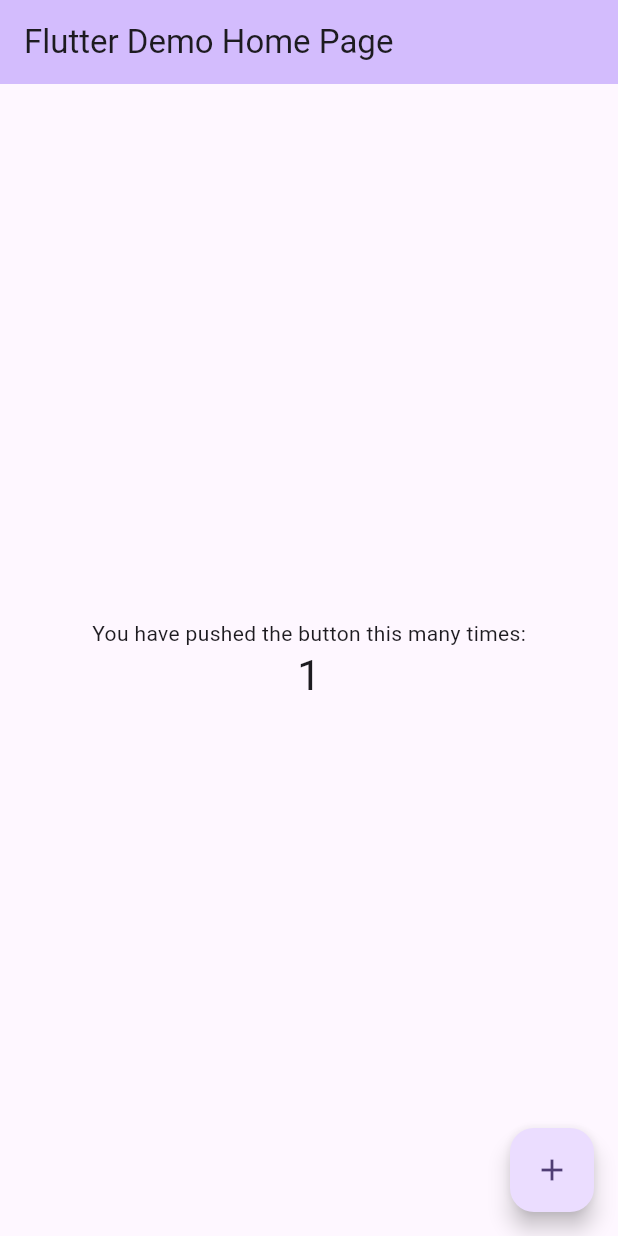
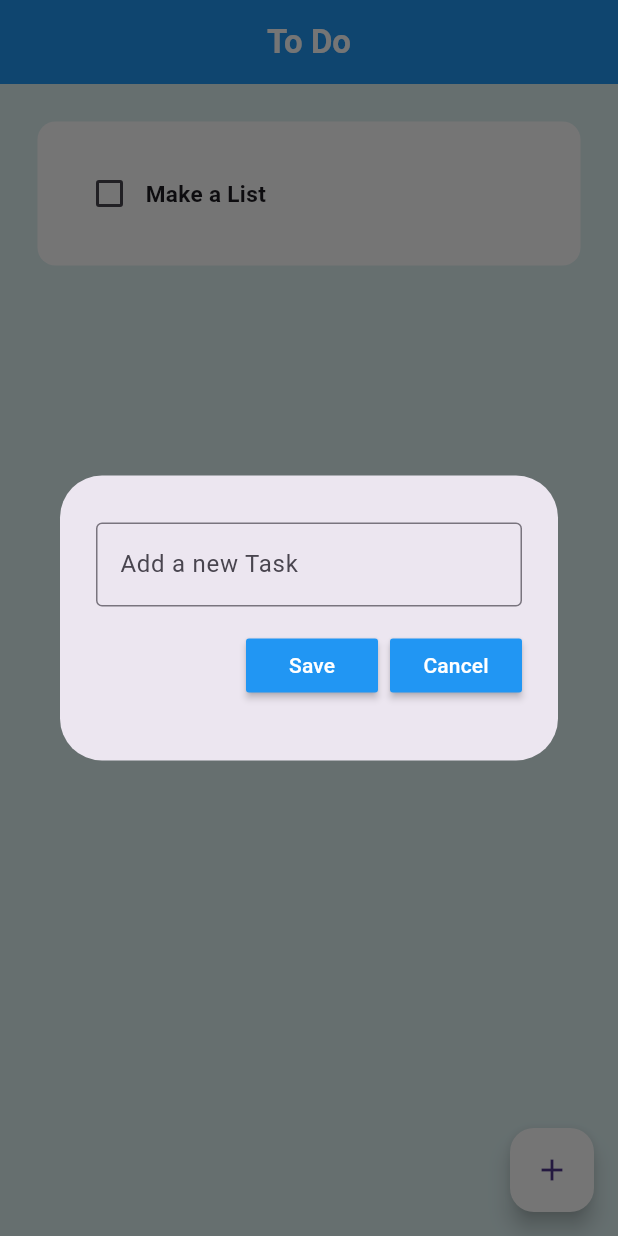
Before and after one commit to Rokio-o/ToDoApp, a Flutter app: the screen it shows after launch, after a tap on the "add" icon, on a phone screen of 412 x 824 dp. Run offline on Flutter 3.47's test engine with Material 3 defaults, Android fonts, the phone set to English and light mode, and no system bars; drawn by our look-alikes of flutter_slidable; our stand-ins replace hive_flutter; accounts and stored records are empty.

Commit message:
To-Do-List App v1

```diff
--- /dev/null
+++ b/lib/data/database.dart
@@ -0,0 +1,24 @@
+import 'package:hive_flutter/hive_flutter.dart';
+
+class ToDoDatabase {
+  List toDoList = [];
+  // reference our box
+  final _myBox = Hive.box('myBox');
+
+  // method that runs in the first time ever opening the to do app
+  void createInitialData() {
+    toDoList = [
+      ["Make a List", false],
+    ];
+  }
+
+  // load the data from the database
+  void loadData() {
+    toDoList = _myBox.get("TODOLIST");
+  }
+
+  // updatae the database
+  void updateDatabase() {
+    _myBox.put("TODOLIST", toDoList);
+  }
+}
--- a/lib/main.dart
+++ b/lib/main.dart
@@ -1,122 +1,22 @@
 import 'package:flutter/material.dart';
+import 'package:hive_flutter/hive_flutter.dart';
+import 'package:to_do_app/pages/home_page.dart';
 
-void main() {
+void main() async {
+  //  initialize the hive
+  await Hive.initFlutter();
+
+  // open a box
+  var box = await Hive.openBox('myBox');
+
   runApp(const MyApp());
 }
 
 class MyApp extends StatelessWidget {
   const MyApp({super.key});
 
-  // This widget is the root of your application.
   @override
   Widget build(BuildContext context) {
-    return MaterialApp(
-      title: 'Flutter Demo',
-      theme: ThemeData(
-        // This is the theme of your application.
-        //
-        // TRY THIS: Try running your application with "flutter run". You'll see
-        // the application has a purple toolbar. Then, without quitting the app,
-        // try changing the seedColor in the colorScheme below to Colors.green
-        // and then invoke "hot reload" (save your changes or press the "hot
-        // reload" button in a Flutter-supported IDE, or press "r" if you used
-        // the command line to start the app).
-        //
-        // Notice that the counter didn't reset back to zero; the application
-        // state is not lost during the reload. To reset the state, use hot
-        // restart instead.
-        //
-        // This works for code too, not just values: Most code changes can be
-        // tested with just a hot reload.
-        colorScheme: ColorScheme.fromSeed(seedColor: Colors.deepPurple),
-      ),
-      home: const MyHomePage(title: 'Flutter Demo Home Page'),
-    );
+    return MaterialApp(debugShowCheckedModeBanner: false, home: HomePage());
   }
 }
-
-class MyHomePage extends StatefulWidget {
-  const MyHomePage({super.key, required this.title});
-
-  // This widget is the home page of your application. It is stateful, meaning
-  // that it has a State object (defined below) that contains fields that affect
-  // how it looks.
-
-  // This class is the configuration for the state. It holds the values (in this
-  // case the title) provided by the parent (in this case the App widget) and
-  // used by the build method of the State. Fields in a Widget subclass are
-  // always marked "final".
-
-  final String title;
-
-  @override
-  State<MyHomePage> createState() => _MyHomePageState();
-}
-
-class _MyHomePageState extends State<MyHomePage> {
-  int _counter = 0;
-
-  void _incrementCounter() {
-    setState(() {
-      // This call to setState tells the Flutter framework that something has
-      // changed in this State, which causes it to rerun the build method below
-      // so that the display can reflect the updated values. If we changed
-      // _counter without calling setState(), then the build method would not be
-      // called again, and so nothing would appear to happen.
-      _counter++;
-    });
-  }
-
-  @override
-  Widget build(BuildContext context) {
-    // This method is rerun every time setState is called, for instance as done
-    // by the _incrementCounter method above.
-    //
-    // The Flutter framework has been optimized to make rerunning build methods
-    // fast, so that you can just rebuild anything that needs updating rather
-    // than having to individually change instances of widgets.
-    return Scaffold(
-      appBar: AppBar(
-        // TRY THIS: Try changing the color here to a specific color (to
-        // Colors.amber, perhaps?) and trigger a hot reload to see the AppBar
-        // change color while the other colors stay the same.
-        backgroundColor: Theme.of(context).colorScheme.inversePrimary,
-        // Here we take the value from the MyHomePage object that was created by
-        // the App.build method, and use it to set our appbar title.
-        title: Text(widget.title),
-      ),
-      body: Center(
-        // Center is a layout widget. It takes a single child and positions it
-        // in the middle of the parent.
-        child: Column(
-          // Column is also a layout widget. It takes a list of children and
-          // arranges them vertically. By default, it sizes itself to fit its
-          // children horizontally, and tries to be as tall as its parent.
-          //
-          // Column has various properties to control how it sizes itself and
-          // how it positions its children. Here we use mainAxisAlignment to
-          // center the children vertically; the main axis here is the vertical
-          // axis because Columns are vertical (the cross axis would be
-          // horizontal).
-          //
-          // TRY THIS: Invoke "debug painting" (choose the "Toggle Debug Paint"
-          // action in the IDE, or press "p" in the console), to see the
-          // wireframe for each widget.
-          mainAxisAlignment: MainAxisAlignment.center,
-          children: <Widget>[
-            const Text('You have pushed the button this many times:'),
-            Text(
-              '$_counter',
-              style: Theme.of(context).textTheme.headlineMedium,
-            ),
-          ],
-        ),
-      ),
-      floatingActionButton: FloatingActionButton(
-        onPressed: _incrementCounter,
-        tooltip: 'Increment',
-        child: const Icon(Icons.add),
-      ), // This trailing comma makes auto-formatting nicer for build methods.
-    );
-  }
-}
--- /dev/null
+++ b/lib/pages/home_page.dart
@@ -0,0 +1,109 @@
+import 'package:flutter/material.dart';
+import 'package:hive_flutter/hive_flutter.dart';
+import 'package:to_do_app/data/database.dart';
+import 'package:to_do_app/utils/dialog_box.dart';
+import 'package:to_do_app/utils/todo_tile.dart';
+
+class HomePage extends StatefulWidget {
+  const HomePage({super.key});
+
+  @override
+  State<HomePage> createState() => _HomePageState();
+}
+
+class _HomePageState extends State<HomePage> {
+  // reference the hive box
+  final _myBox = Hive.box('myBox');
+  ToDoDatabase db = ToDoDatabase();
+
+  @override
+  void initState() {
+    // first time opening the app, the create default data
+    if (_myBox.get("TODOLIST") == null) {
+      db.createInitialData();
+    } else {
+      db.loadData();
+    }
+    super.initState();
+  }
+
+  // methods
+  // check box tapped
+  void checkBoxChanged(bool? value, int index) {
+    setState(() {
+      db.toDoList[index][1] = !db.toDoList[index][1];
+    });
+    db.updateDatabase();
+  }
+
+  // save new task
+  void saveNewTask() {
+    setState(() {
+      db.toDoList.add([_controller.text, false]);
+      _controller.clear();
+    });
+    Navigator.of(context).pop();
+    db.updateDatabase();
+  }
+
+  // creating new task
+  void createNewTask() {
+    showDialog(
+      context: context,
+      builder: (context) {
+        return DialogBox(
+          controller: _controller,
+          onSave: saveNewTask,
+          onCancel: () => Navigator.of(context).pop(),
+        );
+      },
+    );
+  }
+
+  // delete task
+  void deleteTask(int index) {
+    setState(() {
+      db.toDoList.removeAt(index);
+    });
+    db.updateDatabase();
+  }
+
+  // text controller for dialog box
+  final _controller = TextEditingController();
+
+  @override
+  Widget build(BuildContext context) {
+    return Scaffold(
+      backgroundColor: const Color.fromARGB(255, 222, 242, 243),
+
+      // app bar
+      appBar: AppBar(
+        backgroundColor: Colors.blue,
+        title: Text(
+          "To Do",
+          style: TextStyle(color: Colors.white, fontWeight: FontWeight.bold),
+        ),
+        centerTitle: true,
+      ),
+
+      // floating add button
+      floatingActionButton: FloatingActionButton(
+        onPressed: createNewTask,
+        child: Icon(Icons.add),
+        backgroundColor: Colors.white,
+      ),
+
+      body: ListView.builder(
+        itemCount: db.toDoList.length,
+        itemBuilder: (context, index) {
+          return ToDoTile(
+            taskName: db.toDoList[index][0],
+            taskCompleted: db.toDoList[index][1],
+            onChanged: (value) => checkBoxChanged(value, index),
+            deleteFunction: (context) => deleteTask(index),
+          );
+        },
+      ),
+    );
+  }
+}
--- /dev/null
+++ b/lib/utils/dialog_box.dart
@@ -0,0 +1,52 @@
+import 'package:flutter/material.dart';
+import 'package:to_do_app/utils/my_button.dart';
+
+class DialogBox extends StatelessWidget {
+  final controller;
+  VoidCallback onSave;
+  VoidCallback onCancel;
+
+  DialogBox({
+    super.key,
+    required this.controller,
+    required this.onSave,
+    required this.onCancel,
+  });
+
+  @override
+  Widget build(BuildContext context) {
+    return AlertDialog(
+      content: Container(
+        height: 150,
+        width: 500,
+        child: Column(
+          mainAxisAlignment: MainAxisAlignment.spaceEvenly,
+          children: [
+            // get user input
+            TextField(
+              controller: controller,
+              decoration: InputDecoration(
+                border: OutlineInputBorder(),
+                hintText: "Add a new Task",
+              ),
+            ),
+
+            Row(
+              mainAxisAlignment: MainAxisAlignment.end,
+              children: [
+                // save button
+                MyButton(text: "Save", onPressed: onSave),
+
+                // gap/space
+                const SizedBox(width: 8),
+
+                // cancel button
+                MyButton(text: "Cancel", onPressed: onCancel),
+              ],
+            ),
+          ],
+        ),
+      ),
+    );
+  }
+}
--- /dev/null
+++ b/lib/utils/my_button.dart
@@ -0,0 +1,17 @@
+import 'package:flutter/material.dart';
+
+class MyButton extends StatelessWidget {
+  final String text;
+  VoidCallback onPressed;
+
+  MyButton({super.key, required this.text, required this.onPressed});
+
+  @override
+  Widget build(BuildContext context) {
+    return MaterialButton(
+      onPressed: onPressed,
+      color: Colors.blue,
+      child: Text(text, style: TextStyle(color: Colors.white)),
+    );
+  }
+}
--- /dev/null
+++ b/lib/utils/todo_tile.dart
@@ -0,0 +1,73 @@
+import 'package:flutter/material.dart';
+import 'package:flutter_slidable/flutter_slidable.dart';
+
+class ToDoTile extends StatelessWidget {
+  // variables
+  final String taskName;
+  final bool taskCompleted;
+
+  // methods or functions
+  Function(bool?)? onChanged;
+  Function(BuildContext)? deleteFunction;
+
+  // constructor
+  ToDoTile({
+    super.key,
+    required this.taskName,
+    required this.taskCompleted,
+    required this.onChanged,
+    required this.deleteFunction,
+  });
+
+  @override
+  Widget build(BuildContext context) {
+    return Padding(
+      padding: const EdgeInsets.only(left: 25, right: 25, top: 25),
+      child: Slidable(
+        endActionPane: ActionPane(
+          motion: StretchMotion(),
+          children: [
+            SlidableAction(
+              onPressed: deleteFunction,
+              icon: Icons.delete,
+              backgroundColor: const Color.fromARGB(255, 253, 141, 141),
+              borderRadius: BorderRadius.circular(10),
+              foregroundColor: const Color.fromARGB(255, 255, 255, 255),
+            ),
+          ],
+        ),
+        child: Container(
+          padding: EdgeInsets.all(24),
+          width: MediaQuery.of(context).size.width,
+          decoration: BoxDecoration(
+            color: Colors.white,
+            borderRadius: BorderRadius.circular(12),
+          ),
+
+          child: Row(
+            children: [
+              // checkbox
+              Checkbox(
+                value: taskCompleted,
+                onChanged: onChanged,
+                activeColor: const Color.fromARGB(255, 59, 132, 61),
+              ),
+
+              // text
+              Text(
+                taskName,
+                style: TextStyle(
+                  fontWeight: FontWeight.bold,
+                  fontSize: 15,
+                  decoration: taskCompleted
+                      ? TextDecoration.lineThrough
+                      : TextDecoration.none,
+                ),
+              ),
+            ],
+          ),
+        ),
+      ),
+    );
+  }
+}
--- a/pubspec.yaml
+++ b/pubspec.yaml
@@ -30,14 +30,19 @@ environment:
 dependencies:
   flutter:
     sdk: flutter
+  hive: ^2.2.3
+  hive_flutter: ^1.1.0
 
   # The following adds the Cupertino Icons font to your application.
   # Use with the CupertinoIcons class for iOS style icons.
   cupertino_icons: ^1.0.8
+  flutter_slidable: ^3.0.0
 
 dev_dependencies:
   flutter_test:
     sdk: flutter
+  hive: ^2.2.3
+  hive_flutter: ^1.1.0
 
   # The "flutter_lints" package below contains a set of recommended lints to
   # encourage good coding practices. The lint set provided by the package is
```
Also changed, not shown: pubspec.lock, 1 other file.
